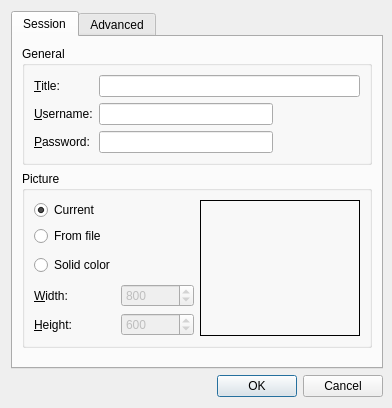
Old version of the form src/client/ui/hostdialog.ui in the repository drawpile/Drawpile.
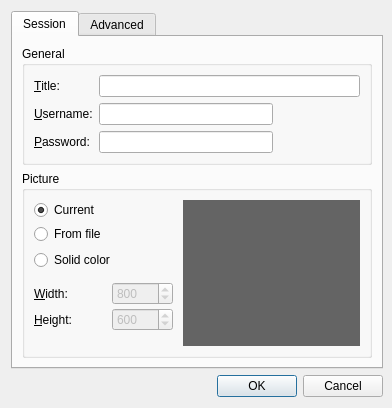
New version of the form. Icons and pictures are not drawn. Custom widgets are drawn as their Qt base class.

Commit message: Host dialog appearance tweaks

```diff
--- a/src/client/ui/hostdialog.ui
+++ b/src/client/ui/hostdialog.ui
@@ -150,9 +150,17 @@
          <property name="flat">
           <bool>true</bool>
          </property>
-         <layout class="QHBoxLayout" name="horizontalLayout">
+         <layout class="QHBoxLayout" name="horizontalLayout" stretch="0,1">
+          <property name="spacing">
+           <number>10</number>
+          </property>
           <item>
-           <layout class="QFormLayout" name="formLayout_2">
+           <layout class="QVBoxLayout" name="verticalLayout_4">
+            <item>
+             <layout class="QGridLayout" name="gridLayout">
+              <property name="verticalSpacing">
+               <number>3</number>
+              </property>
             <item row="0" column="0">
              <widget class="QRadioButton" name="existingpicture">
               <property name="text">
@@ -194,7 +202,31 @@
               </property>
              </widget>
             </item>
-            <item row="3" column="0">
+              <item row="2" column="1">
+               <widget class="ColorButton" name="colorButton">
+                <property name="autoRaise">
+                 <bool>true</bool>
+                </property>
+                <property name="color">
+                 <color>
+                  <red>255</red>
+                  <green>255</green>
+                  <blue>255</blue>
+                 </color>
+                </property>
+               </widget>
+              </item>
+             </layout>
+            </item>
+            <item>
+             <layout class="QFormLayout" name="formLayout_6">
+              <property name="fieldGrowthPolicy">
+               <enum>QFormLayout::AllNonFixedFieldsGrow</enum>
+              </property>
+              <property name="verticalSpacing">
+               <number>3</number>
+              </property>
+              <item row="1" column="0">
              <widget class="QLabel" name="label_4">
               <property name="minimumSize">
                <size>
@@ -210,7 +242,7 @@
               </property>
              </widget>
             </item>
-            <item row="3" column="1">
+              <item row="1" column="1">
              <widget class="QSpinBox" name="picturewidth">
               <property name="enabled">
                <bool>false</bool>
@@ -232,7 +264,7 @@
               </property>
              </widget>
             </item>
-            <item row="4" column="0">
+              <item row="2" column="0">
              <widget class="QLabel" name="label_5">
               <property name="text">
                <string>&amp;Height:</string>
@@ -242,7 +274,7 @@
               </property>
              </widget>
             </item>
-            <item row="4" column="1">
+              <item row="2" column="1">
              <widget class="QSpinBox" name="pictureheight">
               <property name="enabled">
                <bool>false</bool>
@@ -264,19 +296,20 @@
               </property>
              </widget>
             </item>
-            <item row="2" column="1">
-             <widget class="ColorButton" name="colorButton">
-              <property name="autoRaise">
-               <bool>true</bool>
+             </layout>
+            </item>
+            <item>
+             <spacer name="verticalSpacer_2">
+              <property name="orientation">
+               <enum>Qt::Vertical</enum>
               </property>
-              <property name="color">
-               <color>
-                <red>255</red>
-                <green>255</green>
-                <blue>255</blue>
-               </color>
+              <property name="sizeHint" stdset="0">
+               <size>
+                <width>20</width>
+                <height>18</height>
+               </size>
               </property>
-             </widget>
+             </spacer>
             </item>
            </layout>
           </item>
@@ -294,30 +327,108 @@
               <height>16</height>
              </size>
             </property>
+            <property name="palette">
+             <palette>
+              <active>
+               <colorrole role="WindowText">
+                <brush brushstyle="SolidPattern">
+                 <color alpha="255">
+                  <red>100</red>
+                  <green>100</green>
+                  <blue>100</blue>
+                 </color>
+                </brush>
+               </colorrole>
+               <colorrole role="Base">
+                <brush brushstyle="SolidPattern">
+                 <color alpha="255">
+                  <red>255</red>
+                  <green>255</green>
+                  <blue>255</blue>
+                 </color>
+                </brush>
+               </colorrole>
+               <colorrole role="Window">
+                <brush brushstyle="SolidPattern">
+                 <color alpha="255">
+                  <red>100</red>
+                  <green>100</green>
+                  <blue>100</blue>
+                 </color>
+                </brush>
+               </colorrole>
+              </active>
+              <inactive>
+               <colorrole role="WindowText">
+                <brush brushstyle="SolidPattern">
+                 <color alpha="255">
+                  <red>100</red>
+                  <green>100</green>
+                  <blue>100</blue>
+                 </color>
+                </brush>
+               </colorrole>
+               <colorrole role="Base">
+                <brush brushstyle="SolidPattern">
+                 <color alpha="255">
+                  <red>255</red>
+                  <green>255</green>
+                  <blue>255</blue>
+                 </color>
+                </brush>
+               </colorrole>
+               <colorrole role="Window">
+                <brush brushstyle="SolidPattern">
+                 <color alpha="255">
+                  <red>100</red>
+                  <green>100</green>
+                  <blue>100</blue>
+                 </color>
+                </brush>
+               </colorrole>
+              </inactive>
+              <disabled>
+               <colorrole role="WindowText">
+                <brush brushstyle="SolidPattern">
+                 <color alpha="255">
+                  <red>128</red>
+                  <green>128</green>
+                  <blue>128</blue>
+                 </color>
+                </brush>
+               </colorrole>
+               <colorrole role="Base">
+                <brush brushstyle="SolidPattern">
+                 <color alpha="255">
+                  <red>100</red>
+                  <green>100</green>
+                  <blue>100</blue>
+                 </color>
+                </brush>
+               </colorrole>
+               <colorrole role="Window">
+                <brush brushstyle="SolidPattern">
+                 <color alpha="255">
+                  <red>100</red>
+                  <green>100</green>
+                  <blue>100</blue>
+                 </color>
+                </brush>
+               </colorrole>
+              </disabled>
+             </palette>
+            </property>
+            <property name="autoFillBackground">
+             <bool>true</bool>
+            </property>
             <property name="frameShape">
-             <enum>QFrame::Panel</enum>
-            </property>
-            <property name="frameShadow">
-             <enum>QFrame::Plain</enum>
+             <enum>QFrame::Box</enum>
             </property>
            </widget>
           </item>
          </layout>
         </widget>
        </item>
-       <item>
-        <spacer name="verticalSpacer">
-         <property name="orientation">
-          <enum>Qt::Vertical</enum>
-         </property>
-         <property name="sizeHint" stdset="0">
-          <size>
-           <width>20</width>
-           <height>60</height>
-          </size>
-         </property>
-        </spacer>
-       </item>
       </layout>
      </widget>
      <widget class="QWidget" name="tab_2">
```
Left out of the diff: 24 changed lines with no effect on the pictures. Lines whose indentation alone changed are shown as unchanged.
